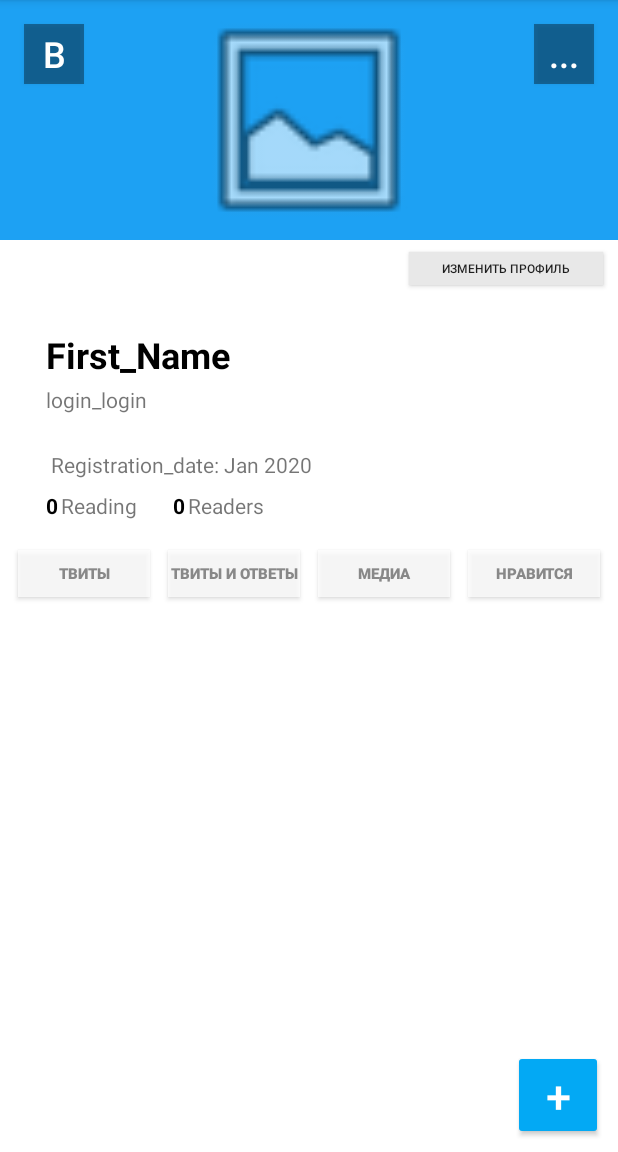
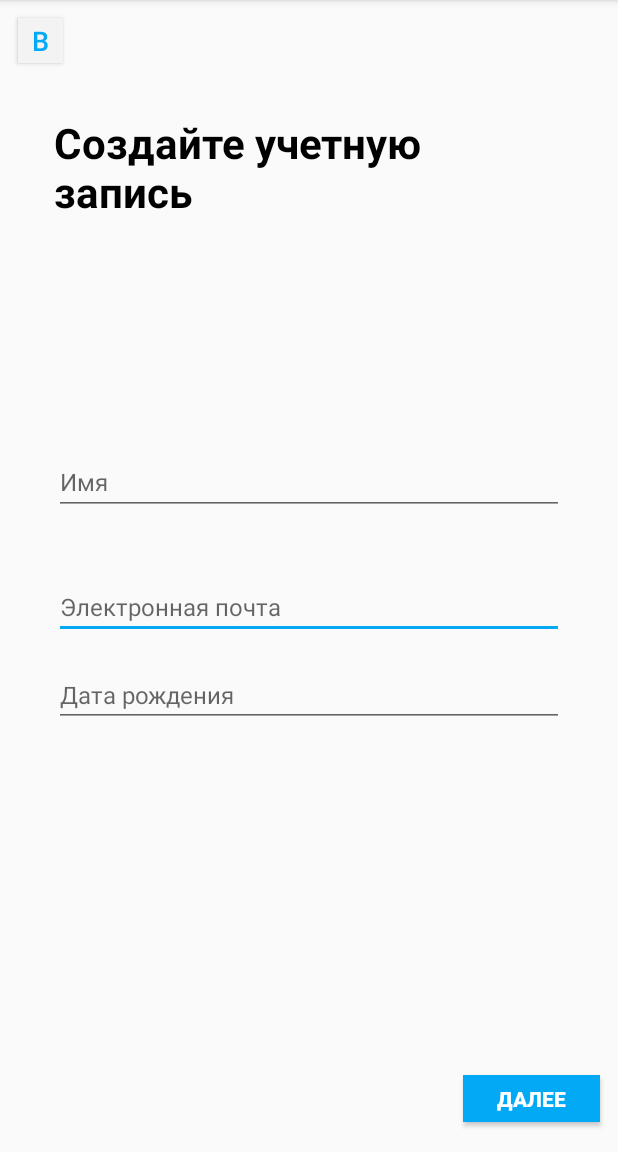
Before and after one commit to NotFromHere/itis_android_ilgamov_904, an Android app: the screen it shows after launch (MainActivity before the commit, RegistrationActivity after it), on a phone screen of 412 x 824 dp, the part 84-1236 px from its top. Run offline under Robolectric (Android 15) with nearby library versions, the phone set to English and light mode, and no system bars.

Commit message:
hw2_second_commit

```diff
--- a/app/build.gradle
+++ b/app/build.gradle
@@ -31,6 +31,7 @@ dependencies {
     implementation 'androidx.appcompat:appcompat:1.1.0'
     implementation 'androidx.constraintlayout:constraintlayout:1.1.3'
     implementation 'androidx.recyclerview:recyclerview:1.1.0'
+    implementation 'com.google.android.material:material:1.1.0'
     testImplementation 'junit:junit:4.12'
     androidTestImplementation 'androidx.test.ext:junit:1.1.1'
     androidTestImplementation 'androidx.test.espresso:espresso-core:3.2.0'
--- a/app/src/main/AndroidManifest.xml
+++ b/app/src/main/AndroidManifest.xml
@@ -10,6 +10,9 @@
         android:supportsRtl="true"
         android:theme="@style/AppTheme">
         <activity android:name=".MainActivity">
+
+        </activity>
+        <activity android:name=".RegistrationActivity">
             <intent-filter>
                 <action android:name="android.intent.action.MAIN" />
 
--- a/app/src/main/java/com/example/lesson_1/MainActivity.kt
+++ b/app/src/main/java/com/example/lesson_1/MainActivity.kt
@@ -2,25 +2,41 @@ package com.example.lesson_1
 
 
 import android.content.DialogInterface
+import android.content.Intent
 import android.os.Bundle
 import android.view.View
 import android.widget.EditText
 import android.widget.TextView
 import androidx.appcompat.app.AlertDialog
 import androidx.appcompat.app.AppCompatActivity
+import kotlinx.android.synthetic.main.activity_main.*
 
 
 class MainActivity : AppCompatActivity() {
+
+    var name = "Name"
+    var email = "Email"
+    var data = "Registration_date: Jan 2020"
+
     override fun onCreate(savedInstanceState: Bundle?) {
         super.onCreate(savedInstanceState)
         setContentView(R.layout.activity_main)
+
+        name = intent.getStringExtra("NAME")?: "Name"
+        email = intent.getStringExtra("EMAIL")?: "Email"
+        data = intent.getStringExtra("DATA")?: "Registration_date: Jan 2020"
+
+        profile_data.setText(data)
+        profile_name.setText(name)
+        profile_login.setText(email)
+
     }
 
     fun renameFun(view: View){
-        var nameField: TextView = findViewById(R.id.textView5)
+        val nameField: TextView = findViewById(R.id.profile_name)
 
         val builder: AlertDialog.Builder = AlertDialog.Builder(this)
-        val input: EditText = EditText(this)
+        val input = EditText(this)
 
         builder.setView(input)
             .setTitle("Изменить имя")
--- /dev/null
+++ b/app/src/main/java/com/example/lesson_1/RegistrationActivity.kt
@@ -0,0 +1,24 @@
+package com.example.lesson_1
+
+import android.content.Intent
+import android.os.Bundle
+import android.view.View
+
+import androidx.appcompat.app.AppCompatActivity
+import kotlinx.android.synthetic.main.registration_activity.*
+
+class RegistrationActivity: AppCompatActivity() {
+    override fun onCreate(savedInstanceState: Bundle?) {
+        super.onCreate(savedInstanceState)
+        setContentView(R.layout.registration_activity)
+
+        registration_next.setOnClickListener(View.OnClickListener {
+            val intent = Intent(this, MainActivity::class.java)
+            intent.putExtra("NAME", registration_name.text.toString())
+            intent.putExtra("DATA", "Registration_date: " + registration_data.text.toString())
+            intent.putExtra("EMAIL", registration_email.text.toString())
+            startActivity(intent)
+        })
+    }
+
+}
--- a/app/src/main/res/layout/activity_main.xml
+++ b/app/src/main/res/layout/activity_main.xml
@@ -43,7 +43,7 @@
         app:layout_constraintTop_toBottomOf="@+id/imageView2" />
 
     <TextView
-        android:id="@+id/textView"
+        android:id="@+id/profile_login"
         android:layout_width="wrap_content"
         android:layout_height="wrap_content"
         android:layout_marginTop="4dp"
@@ -51,10 +51,10 @@
         app:layout_constraintEnd_toEndOf="@+id/imageButton"
         app:layout_constraintHorizontal_bias="0.0"
         app:layout_constraintStart_toStartOf="@+id/imageButton"
-        app:layout_constraintTop_toBottomOf="@+id/textView5" />
+        app:layout_constraintTop_toBottomOf="@+id/profile_name" />
 
     <TextView
-        android:id="@+id/textView2"
+        android:id="@+id/profile_data"
         android:layout_width="wrap_content"
         android:layout_height="wrap_content"
         android:layout_marginTop="24dp"
@@ -62,7 +62,7 @@
         app:layout_constraintEnd_toEndOf="@+id/imageButton"
         app:layout_constraintHorizontal_bias="0.0"
         app:layout_constraintStart_toStartOf="@+id/imageButton"
-        app:layout_constraintTop_toBottomOf="@+id/textView" />
+        app:layout_constraintTop_toBottomOf="@+id/profile_login" />
 
     <TextView
         android:id="@+id/textView3"
@@ -74,7 +74,7 @@
         app:layout_constraintEnd_toStartOf="@+id/textView7"
         app:layout_constraintHorizontal_bias="0.0"
         app:layout_constraintStart_toEndOf="@+id/textView6"
-        app:layout_constraintTop_toBottomOf="@+id/textView2" />
+        app:layout_constraintTop_toBottomOf="@+id/profile_data" />
 
     <TextView
         android:id="@+id/textView4"
@@ -84,13 +84,13 @@
         android:layout_marginTop="8dp"
         android:layout_marginEnd="24dp"
         android:text="Readers"
-        app:layout_constraintEnd_toEndOf="@+id/textView2"
+        app:layout_constraintEnd_toEndOf="@+id/profile_data"
         app:layout_constraintHorizontal_bias="0.0"
         app:layout_constraintStart_toEndOf="@+id/textView7"
-        app:layout_constraintTop_toBottomOf="@+id/textView2" />
+        app:layout_constraintTop_toBottomOf="@+id/profile_data" />
 
     <TextView
-        android:id="@+id/textView5"
+        android:id="@+id/profile_name"
         android:layout_width="wrap_content"
         android:layout_height="wrap_content"
         android:layout_marginTop="8dp"
@@ -112,7 +112,7 @@
         android:textColor="#000000"
         android:textStyle="bold"
         app:layout_constraintStart_toStartOf="@+id/imageButton"
-        app:layout_constraintTop_toBottomOf="@+id/textView2" />
+        app:layout_constraintTop_toBottomOf="@+id/profile_data" />
 
     <TextView
         android:id="@+id/textView7"
@@ -122,9 +122,9 @@
         android:text="0"
         android:textColor="#000000"
         android:textStyle="bold"
-        app:layout_constraintEnd_toEndOf="@+id/textView2"
-        app:layout_constraintStart_toStartOf="@+id/textView2"
-        app:layout_constraintTop_toBottomOf="@+id/textView2" />
+        app:layout_constraintEnd_toEndOf="@+id/profile_data"
+        app:layout_constraintStart_toStartOf="parent"
+        app:layout_constraintTop_toBottomOf="@+id/profile_data" />
 
     <Button
         android:id="@+id/button2"
--- /dev/null
+++ b/app/src/main/res/layout/registration_activity.xml
@@ -0,0 +1,96 @@
+<?xml version="1.0" encoding="utf-8"?>
+<androidx.constraintlayout.widget.ConstraintLayout
+    xmlns:android="http://schemas.android.com/apk/res/android"
+    xmlns:app="http://schemas.android.com/apk/res-auto"
+    xmlns:tools="http://schemas.android.com/tools"
+    android:layout_width="match_parent"
+    android:layout_height="match_parent">
+
+    <TextView
+        android:id="@+id/textView8"
+        android:layout_width="255dp"
+        android:layout_height="72dp"
+        android:layout_marginStart="36dp"
+        android:layout_marginTop="76dp"
+        android:text="Создайте учетную запись"
+        android:textColor="#000000"
+        android:textSize="28sp"
+        android:textStyle="bold"
+        app:layout_constraintStart_toStartOf="parent"
+        app:layout_constraintTop_toTopOf="parent" />
+
+    <Button
+        android:id="@+id/button9"
+        android:layout_width="30dp"
+        android:layout_height="30dp"
+        android:layout_marginStart="12dp"
+        android:layout_marginTop="12dp"
+        android:background="#F3F3F3"
+        android:text="B"
+        android:textColor="#03A9F4"
+        android:textSize="18sp"
+        app:layout_constraintStart_toStartOf="parent"
+        app:layout_constraintTop_toTopOf="parent" />
+
+    <EditText
+        android:id="@+id/registration_email"
+        android:layout_width="340dp"
+        android:layout_height="wrap_content"
+        android:layout_marginTop="40dp"
+        android:ems="10"
+        android:inputType="textEmailAddress"
+        android:hint="Электронная почта"
+        android:textColor="#64626A"
+        android:textSize="16sp"
+        app:layout_constraintEnd_toEndOf="parent"
+        app:layout_constraintStart_toStartOf="parent"
+        app:layout_constraintTop_toBottomOf="@+id/registration_name" />
+
+    <EditText
+        android:id="@+id/registration_data"
+        android:layout_width="340dp"
+        android:layout_height="wrap_content"
+        android:layout_marginTop="16dp"
+        android:ems="10"
+        android:hint="Дата рождения"
+        android:inputType="date"
+        android:textColor="#64626A"
+        android:textColorHighlight="#03A9F4"
+        android:textColorLink="#2196F3"
+        android:textSize="16sp"
+        app:layout_constraintEnd_toEndOf="parent"
+        app:layout_constraintStart_toStartOf="parent"
+        app:layout_constraintTop_toBottomOf="@+id/registration_email" />
+
+    <EditText
+        android:id="@+id/registration_name"
+        android:layout_width="340dp"
+        android:layout_height="43dp"
+        android:layout_marginTop="152dp"
+        android:ems="10"
+        android:hint="Имя"
+        android:inputType="textPersonName"
+        android:textColor="#64626A"
+        android:textColorHighlight="#03A9F4"
+        android:textSize="16sp"
+        app:layout_constraintEnd_toEndOf="parent"
+        app:layout_constraintStart_toStartOf="parent"
+        app:layout_constraintTop_toBottomOf="@+id/textView8" />
+
+    <Button
+        android:id="@+id/registration_next"
+        android:layout_width="91dp"
+        android:layout_height="31dp"
+        android:layout_marginEnd="12dp"
+        android:layout_marginBottom="20dp"
+        android:background="#03A9F4"
+        android:text="Далее"
+        android:textColor="#FFFFFF"
+        android:textStyle="bold"
+        app:layout_constraintBottom_toBottomOf="parent"
+        app:layout_constraintEnd_toEndOf="parent"
+        app:layout_constraintHorizontal_bias="1.0"
+        app:layout_constraintStart_toStartOf="parent" />
+
+
+</androidx.constraintlayout.widget.ConstraintLayout>
--- a/app/src/main/res/values/colors.xml
+++ b/app/src/main/res/values/colors.xml
@@ -3,4 +3,5 @@
     <color name="colorPrimary">#6200EE</color>
     <color name="colorPrimaryDark">#3700B3</color>
     <color name="colorAccent">#03DAC5</color>
+    <color name="colorTwitter">#03A9F4</color>
 </resources>
--- a/app/src/main/res/values/strings.xml
+++ b/app/src/main/res/values/strings.xml
@@ -1,3 +1,4 @@
 <resources>
     <string name="app_name">Lesson_1</string>
+    <string name="name">Defualut_Name</string>
 </resources>
--- a/app/src/main/res/values/styles.xml
+++ b/app/src/main/res/values/styles.xml
@@ -5,6 +5,7 @@
         <item name="colorPrimary">@color/colorPrimary</item>
         <item name="colorPrimaryDark">@color/colorPrimaryDark</item>
         <item name="colorAccent">@color/colorAccent</item>
+        <item name="colorControlActivated">@color/colorTwitter</item>
     </style>
 
 </resources>
```
